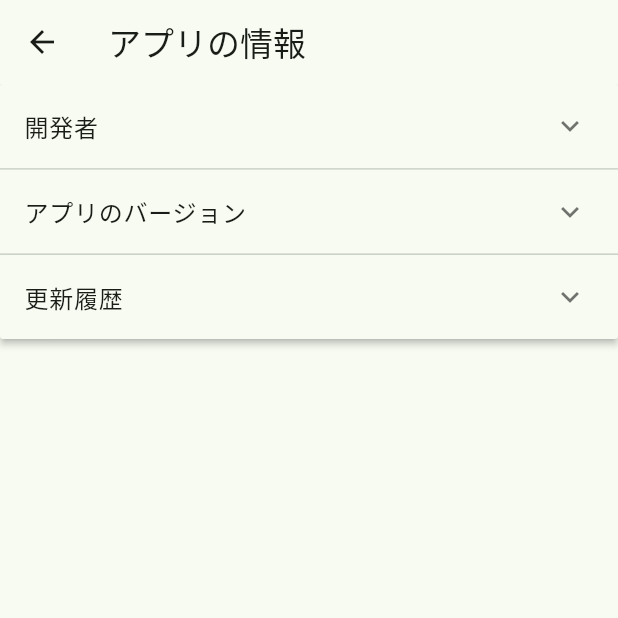
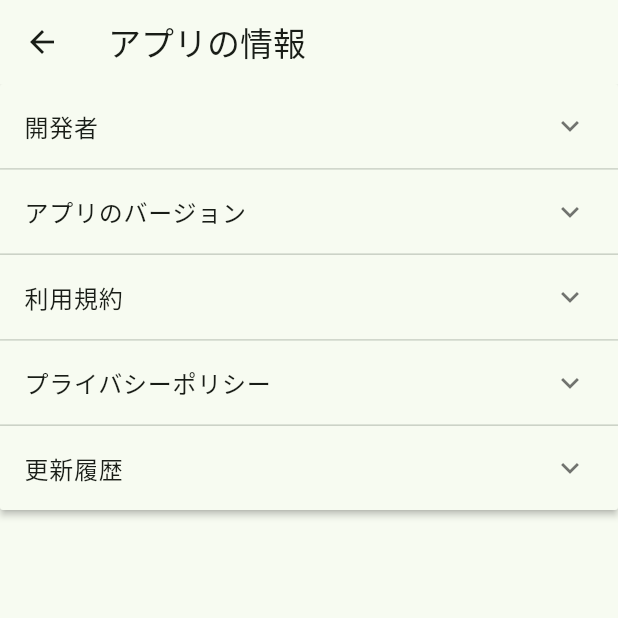
Before and after one commit to tarofess/green_heart, a Flutter app: the SettingsPage screen opened by its route, after a tap on "アプリの情報", on a phone screen of 412 x 824 dp, the top half of it. Run offline on Flutter 3.47's test engine with Material 3 defaults, Android fonts, the light colour scheme and no system bars; our stand-ins replace auth_buttons, cloud_firestore, firebase_auth, firebase_core, firebase_crashlytics, firebase_storage and 11 more; accounts and stored records are empty; generated files the repository leaves out were written again; Roboto replaces fonts that are missing (MPLUSRounded1c-Regular).

Commit message:
アプリの情報に利用規約とプライバシーポリシーを追加

```diff
--- /dev/null
+++ b/assets/privacy_policy.txt
@@ -0,0 +1 @@
+プライバシーポリシーだよ。
--- /dev/null
+++ b/assets/terms_of_use.txt
@@ -0,0 +1 @@
+利用規約だよ。
--- a/lib/application/di/settings_di.dart
+++ b/lib/application/di/settings_di.dart
@@ -1,14 +1,14 @@
 import 'package:hooks_riverpod/hooks_riverpod.dart';
 
-import 'package:green_heart/application/usecase/app_info_usecase.dart';
+import 'package:green_heart/application/usecase/app_version_get_usecase.dart';
 import 'package:green_heart/infrastructure/repository/my_app_info_repository.dart';
-import 'package:green_heart/application/usecase/update_history_usecase.dart';
-import 'package:green_heart/infrastructure/repository/update_history_file_repository.dart';
+import 'package:green_heart/application/usecase/app_info_read_text_file_usecase.dart';
+import 'package:green_heart/infrastructure/repository/app_info_file_repository.dart';
 
-final appInfoUsecaseProvider = Provider(
-  (ref) => AppInfoUsecase(MyAppInfoRepository()),
+final appVersionGetUsecaseProvider = Provider(
+  (ref) => AppVersionGetUsecase(MyAppInfoRepository()),
 );
 
-final updateHistoryUsecaseProvider = Provider(
-  (ref) => UpdateHistoryUsecase(UpdateHistoryFileRepository()),
+final appInfoReadTextFileUsecaseProvider = Provider(
+  (ref) => AppInfoReadTextFileUsecase(AppInfoFileRepository()),
 );
--- a/lib/application/interface/file_repository.dart
+++ b/lib/application/interface/file_repository.dart
@@ -1,3 +1,3 @@
 abstract class FileRepository {
-  Future<String?> getFileText();
+  Future<String?> readFileText(String fileName);
 }
--- a/lib/application/usecase/update_history_usecase.dart
+++ b/lib/application/usecase/app_info_read_text_file_usecase.dart
@@ -1,13 +1,13 @@
 import 'package:green_heart/application/interface/file_repository.dart';
 
-class UpdateHistoryUsecase {
+class AppInfoReadTextFileUsecase {
   final FileRepository _historyRepository;
 
-  UpdateHistoryUsecase(this._historyRepository);
+  AppInfoReadTextFileUsecase(this._historyRepository);
 
-  Future<String?> execute() async {
+  Future<String?> execute(String fileName) async {
     try {
-      return await _historyRepository.getFileText();
+      return await _historyRepository.readFileText(fileName);
     } catch (e) {
       throw Exception('ファイルの読み込みに失敗しました。');
     }
--- a/lib/application/usecase/app_info_usecase.dart
+++ b/lib/application/usecase/app_version_get_usecase.dart
@@ -1,9 +1,9 @@
 import 'package:green_heart/application/interface/app_info_repository.dart';
 
-class AppInfoUsecase {
+class AppVersionGetUsecase {
   final AppInfoRepository _appInfoRepository;
 
-  AppInfoUsecase(this._appInfoRepository);
+  AppVersionGetUsecase(this._appInfoRepository);
 
   Future<String> execute() async {
     try {
--- /dev/null
+++ b/lib/infrastructure/repository/app_info_file_repository.dart
@@ -0,0 +1,10 @@
+import 'package:flutter/services.dart';
+
+import 'package:green_heart/application/interface/file_repository.dart';
+
+class AppInfoFileRepository implements FileRepository {
+  @override
+  Future<String?> readFileText(String fileName) async {
+    return await rootBundle.loadString('assets/$fileName');
+  }
+}
--- a/lib/infrastructure/repository/update_history_file_repository.dart
+++ /dev/null
@@ -1,10 +0,0 @@
-import 'package:flutter/services.dart';
-
-import 'package:green_heart/application/interface/file_repository.dart';
-
-class UpdateHistoryFileRepository implements FileRepository {
-  @override
-  Future<String?> getFileText() async {
-    return await rootBundle.loadString('assets/update_history.txt');
-  }
-}
--- a/lib/presentation/page/app_info_page.dart
+++ b/lib/presentation/page/app_info_page.dart
@@ -10,18 +10,30 @@ class AppInfoPage extends HookConsumerWidget {
 
   @override
   Widget build(BuildContext context, WidgetRef ref) {
-    final isExpandedList = useState<List<bool>>([false, false, false]);
+    final isExpandedList =
+        useState<List<bool>>([false, false, false, false, false]);
+    final termsOfUse = useState('');
+    final privacyPolicy = useState('');
     final updateHistoryText = useState('');
 
     useEffect(() {
-      Future<void> getUpdateHistory() async {
-        updateHistoryText.value =
-            await ref.read(updateHistoryUsecaseProvider).execute() ??
-                '更新履歴を取得できませんでした。';
+      Future<void> getFilesText() async {
+        termsOfUse.value = await ref
+                .read(appInfoReadTextFileUsecaseProvider)
+                .execute('terms_of_use.txt') ??
+            '利用規約を取得できませんでした。';
+        privacyPolicy.value = await ref
+                .read(appInfoReadTextFileUsecaseProvider)
+                .execute('privacy_policy.txt') ??
+            'プライバシーポリシーを取得できませんでした。';
+        updateHistoryText.value = await ref
+                .read(appInfoReadTextFileUsecaseProvider)
+                .execute('update_history.txt') ??
+            '更新履歴を取得できませんでした。';
       }
 
       try {
-        getUpdateHistory();
+        getFilesText();
       } catch (e) {
         return;
       }
@@ -56,10 +68,24 @@ class AppInfoPage extends HookConsumerWidget {
             ),
             ExpansionPanel(
               headerBuilder: (BuildContext context, bool isExpanded) {
+                return const ListTile(title: Text('利用規約'));
+              },
+              body: ListTile(title: Text(termsOfUse.value)),
+              isExpanded: isExpandedList.value[2],
+            ),
+            ExpansionPanel(
+              headerBuilder: (BuildContext context, bool isExpanded) {
+                return const ListTile(title: Text('プライバシーポリシー'));
+              },
+              body: ListTile(title: Text(privacyPolicy.value)),
+              isExpanded: isExpandedList.value[3],
+            ),
+            ExpansionPanel(
+              headerBuilder: (BuildContext context, bool isExpanded) {
                 return const ListTile(title: Text('更新履歴'));
               },
               body: ListTile(title: Text(updateHistoryText.value)),
-              isExpanded: isExpandedList.value[2],
+              isExpanded: isExpandedList.value[4],
             ),
           ],
         ),
--- a/lib/presentation/page/settings_page.dart
+++ b/lib/presentation/page/settings_page.dart
@@ -56,7 +56,8 @@ class SettingsPage extends ConsumerWidget {
       title: const Text('アプリの情報'),
       onTap: () async {
         try {
-          final appInfo = await ref.read(appInfoUsecaseProvider).execute();
+          final appInfo =
+              await ref.read(appVersionGetUsecaseProvider).execute();
           if (context.mounted) {
             context.push('/app_info', extra: {'app_info': appInfo});
           }
--- a/pubspec.yaml
+++ b/pubspec.yaml
@@ -85,6 +85,8 @@ flutter:
 
   # To add assets to your application, add an assets section, like this:
   assets:
+    - assets/terms_of_use.txt
+    - assets/privacy_policy.txt
     - assets/update_history.txt
   #   - images/a_dot_ham.jpeg
 
```
